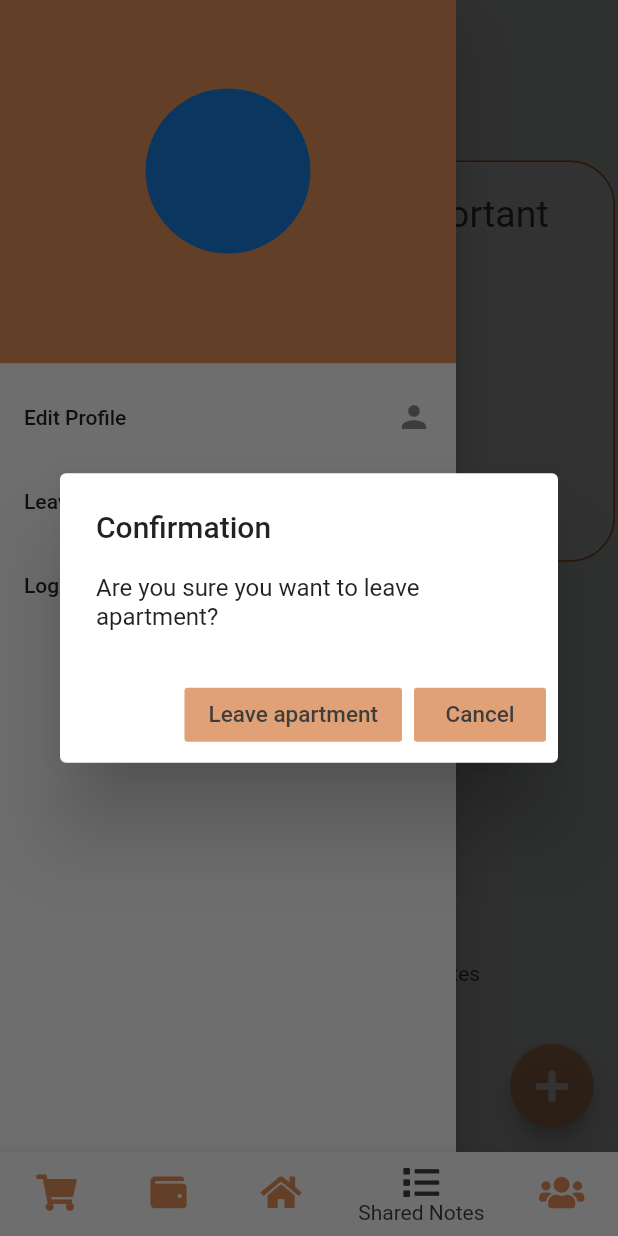
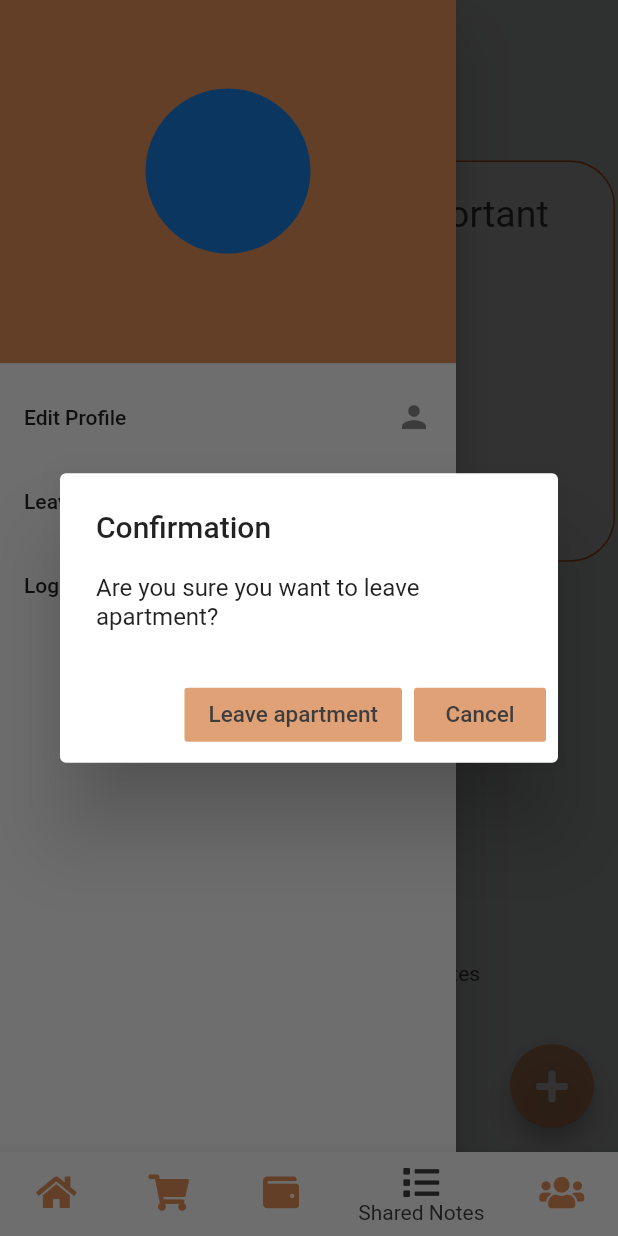
Before and after one commit to dhmi19/LiveTogether, a Flutter app: the screen it shows once a user with an empty profile is signed in, item 4 of the bottom bar chosen, in the side drawer, after a tap on "Leave Apartment", on a phone screen of 412 x 824 dp. Run offline on Flutter 3.47's test engine with Material 2 defaults, Android fonts, the phone set to English and light mode, and no system bars; our stand-ins replace cloud_firestore, firebase_auth, firebase_storage, flutter_spinkit, font_awesome_flutter, image_picker; accounts and stored records are empty; network calls fail.

Commit message:
finished first draft of home page, need to trasnfer some of the features from peoples page over

```diff
--- a/lib/main.dart
+++ b/lib/main.dart
@@ -27,6 +27,7 @@ class MyApp extends StatelessWidget{
     return StreamProvider<FirebaseUser>.value(
       value: AuthService().user, //Listens to the Auth User stream to provide data to the rest of the widget tree
       child: MaterialApp(
+        debugShowCheckedModeBanner: false,
         theme: ThemeData(
           hintColor: Color.fromRGBO(62, 61, 62, 1.0),
           colorScheme: ColorScheme(
--- a/lib/screens/HomeScreen.dart
+++ b/lib/screens/HomeScreen.dart
@@ -24,12 +24,12 @@ class HomeScreen extends StatefulWidget{
 
 class _HomeScreenState extends State<HomeScreen>{
 
-  int _currentIndex = 2;
+  int _currentIndex = 0;
 
   final tabs = [
+    HomeScreenWidget(),
     ShoppingListWidget(),
     BillsScreenWidget(),
-    HomeScreenWidget(),
     SharedNotesWidget(),
     RoommatesWidget(),
   ];
@@ -50,17 +50,16 @@ class _HomeScreenState extends State<HomeScreen>{
         iconSize: 30,
         items: [
           BottomNavigationBarItem(
+              icon: FaIcon(FontAwesomeIcons.home, size: 24),
+              title: Text("Home"),
+              backgroundColor: Theme.of(context).colorScheme.primary
+          ),BottomNavigationBarItem(
               icon: FaIcon(FontAwesomeIcons.shoppingCart, size: 24,),
               title: Text("Shopping List"),
               backgroundColor: Theme.of(context).colorScheme.primary
           ), BottomNavigationBarItem(
               icon: FaIcon(FontAwesomeIcons.wallet, size: 24),
               title: Text("Bills"),
-              backgroundColor: Theme.of(context).colorScheme.primary
-          ),
-          BottomNavigationBarItem(
-              icon: FaIcon(FontAwesomeIcons.home, size: 24),
-              title: Text("Home"),
               backgroundColor: Theme.of(context).colorScheme.primary
           ),
           BottomNavigationBarItem(
--- a/lib/screens/homePage/HomeScreenWidget.dart
+++ b/lib/screens/homePage/HomeScreenWidget.dart
@@ -3,8 +3,7 @@ import 'package:lester_apartments/models/apartment.dart';
 import 'package:lester_apartments/services/database/apartmentServices.dart';
 import 'package:lester_apartments/shared/DrawerWidget.dart';
 import 'package:provider/provider.dart';
-
-import 'HomePageRoommateList.dart';
+import 'RoommateTileList.dart';
 
 
 class HomeScreenWidget extends StatefulWidget {
@@ -16,71 +15,90 @@ class HomeScreenWidget extends StatefulWidget {
 
 class _HomeScreenWidgetState extends State<HomeScreenWidget> {
 
-  final PageController ctrl = PageController();
-
   @override
   Widget build(BuildContext context) {
-    return Container(
-      decoration: BoxDecoration(
-        color: Theme.of(context).colorScheme.onBackground,
-      ),
-      child: StreamProvider<List<Apartment>>.value(
+    return StreamProvider<List<Apartment>>.value(
       value: ApartmentServices().apartments,
       child: Scaffold(
-          backgroundColor: Colors.transparent,
+        backgroundColor: Colors.white,
+
         appBar: AppBar(
-            backgroundColor: Colors.transparent,
-            iconTheme: IconThemeData(color: Theme.of(context).colorScheme.primaryVariant),
+          backgroundColor: Color.fromRGBO(169, 228, 236, 1),
+          iconTheme: IconThemeData(color: Colors.black),
           elevation: 0,
-            title: Text("", style: TextStyle(color: Colors.white),),
 
           centerTitle: true,
 
         ),
 
-
-          body: SafeArea(
-            child: Column(
-              children: <Widget>[
-                SizedBox(height: 10,),
-
-                Expanded(
-                  child: Container(
-                    decoration: BoxDecoration(
-                      color: Colors.transparent,
-                    ),
-
-                    child: SingleChildScrollView(
-                      child: Padding(
-                        padding: const EdgeInsets.symmetric(horizontal: 10, vertical: 10),
-                        child: Column(
-                          mainAxisAlignment: MainAxisAlignment.start,
+        body: Column(
           crossAxisAlignment: CrossAxisAlignment.start,
           children: <Widget>[
+            ClipPath(
 
-                            HomePageRoommateList(),
+              clipper: MyClipper(),
 
-                            SizedBox(height: 20,),
-
-                            Text(
-                              "My Home:",
-                              style: TextStyle(fontSize: 20, color: Theme.of(context).colorScheme.primaryVariant,
-                              fontFamily: 'Oswald'),
+              child: Container(
+                height: 300,
+                width: double.infinity,
+                decoration: BoxDecoration(
+                  image: DecorationImage(
+                    image: AssetImage("images/Highway To The City Free Vector.jpg"),
+                    fit: BoxFit.fill
+                  )
                 ),
-
+                child: Column(
+                  crossAxisAlignment: CrossAxisAlignment.start,
+                  children: <Widget>[
+                    Padding(
+                      padding: EdgeInsets.only(left: 20),
+                      child: Text(
+                        "Welcome\nHome",
+                        style: TextStyle(fontSize: 40, fontWeight: FontWeight.bold,),
+                      )
+                    )
                   ],
                 ),
               ),
             ),
-                  ),
-                ),
-              ],
-            )
+
+
+            Container(
+              padding: EdgeInsets.only(left: 20),
+              child: Text("Roommates", style: TextStyle(fontSize: 20),)
             ),
 
-          drawer: DrawerWidget()
+            SizedBox(height: 20,),
+
+            Expanded(
+              child: RoommateTileList(),
             ),
+            SizedBox(height: 20,)
+          ],
+        ),
+
+        drawer: DrawerWidget(),
       ),
     );
   }
 }
+
+
+class MyClipper extends CustomClipper<Path>{
+
+  @override
+  Path getClip(Size size) {
+    var path = Path();
+    path.lineTo(0, size.height - 80);
+    path.quadraticBezierTo(size.width / 2, size.height, size.width, size.height - 80);
+    path.lineTo(size.width , 0);
+    path.close();
+    return path;
+  }
+
+  @override
+  bool shouldReclip(CustomClipper<Path> oldClipper) {
+    return false;
+  }
+
+}
```
Also changed, not shown: lib/models/roommate.dart (added, +10 -0 lines), lib/screens/homePage/RoommateTileList.dart (added, +269 -0 lines), images/Highway To The City Free Vector.jpg (added), images/Welcome Home.png (added). Lines whose indentation alone changed are shown as unchanged.
